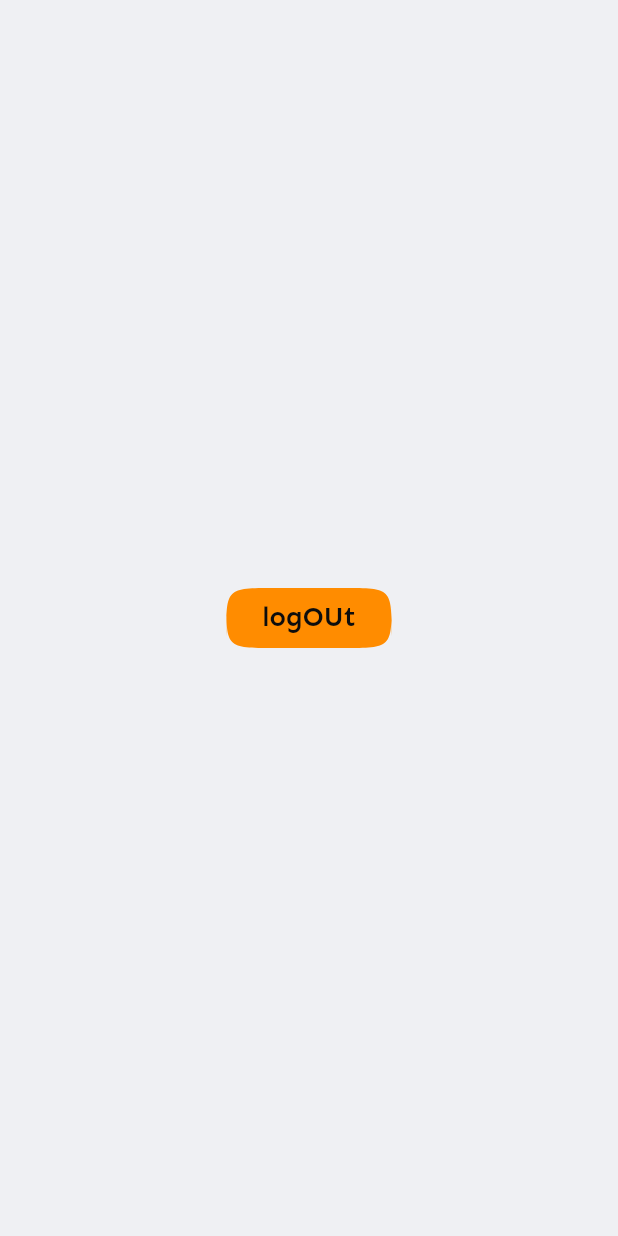
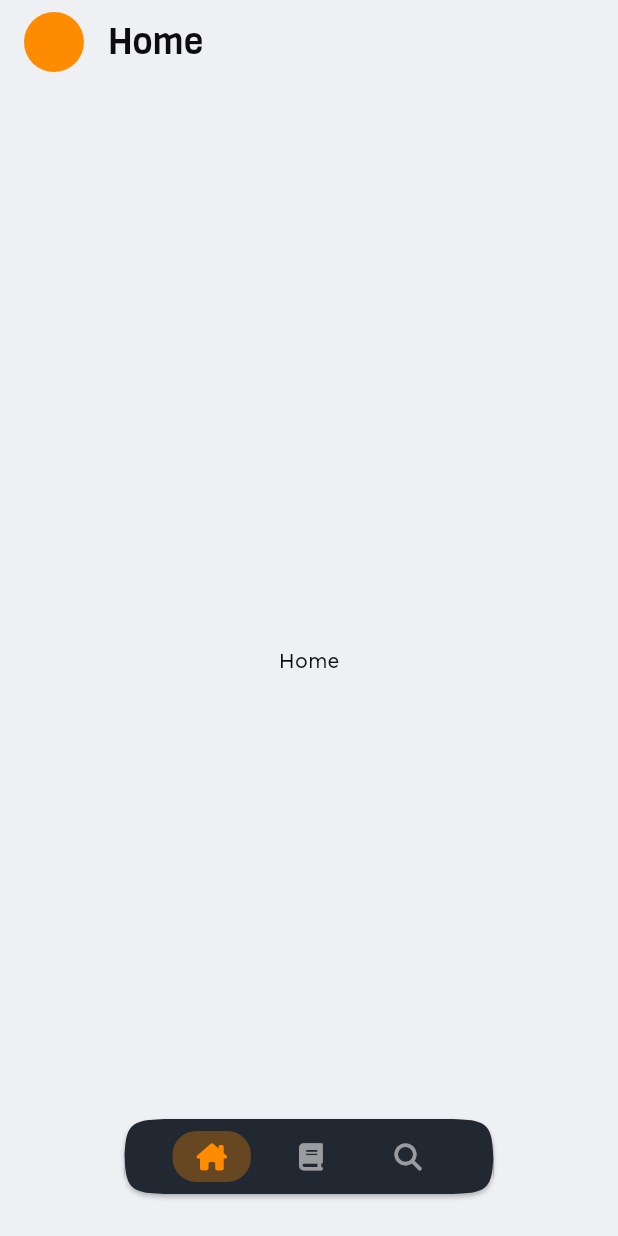
Before and after one commit to VinRu5/twelve_notes, a Flutter app: the MainPage screen opened by its route, on a phone screen of 412 x 824 dp. Run offline on Flutter 3.47's test engine with Material 3 defaults, Android fonts, the phone set to English and light mode, and no system bars; our stand-ins replace auto_route, equatable, flutter_bloc, flutter_form_builder, font_awesome_flutter, form_builder_validators and 4 more; missing offline and left inert: sign_button, talker_bloc_logger, window_manager; accounts and stored records are empty; generated files the repository leaves out were written again; statements that could not run were skipped.

Commit message:
feat: add navigation bar on mobile and scaffold app bar

```diff
--- a/lib/l10n/app_en.arb
+++ b/lib/l10n/app_en.arb
@@ -46,5 +46,8 @@
   "errorSignUpMessage": "There was an error during registration. Please start again.",
   "startAgainButton": "Start again",
   "confirmCta": "Confirm",
-  "newPswTitle": "Reset Password"
+  "newPswTitle": "Reset Password",
+  "homeTitlePage": "Home",
+  "libraryTitlePage": "Library",
+  "searchTitlePage": "Search"
 }
--- a/lib/l10n/app_it.arb
+++ b/lib/l10n/app_it.arb
@@ -46,5 +46,8 @@
   "errorSignUpMessage": "C'è stato un errore in fase di registrazione ricomincia.",
   "startAgainButton": "Ricomincia",
   "confirmCta": "Confirma",
-  "newPswTitle": "Reset Password"
+  "newPswTitle": "Reset Password",
+  "homeTitlePage": "Home",
+  "libraryTitlePage": "Libreria",
+  "searchTitlePage": "Cerca"
 }
--- /dev/null
+++ b/lib/src/home/presentation/pages/home_page.dart
@@ -0,0 +1,14 @@
+import 'package:auto_route/auto_route.dart';
+import 'package:flutter/material.dart';
+
+@RoutePage()
+class HomePage extends StatelessWidget {
+  const HomePage({super.key});
+
+  @override
+  Widget build(BuildContext context) => Scaffold(
+        body: Center(
+          child: Text('Home'),
+        ),
+      );
+}
--- /dev/null
+++ b/lib/src/library/presentation/pages/library_page.dart
@@ -0,0 +1,14 @@
+import 'package:auto_route/auto_route.dart';
+import 'package:flutter/material.dart';
+
+@RoutePage()
+class LibraryPage extends StatelessWidget {
+  const LibraryPage({super.key});
+
+  @override
+  Widget build(BuildContext context) => Scaffold(
+        body: Center(
+          child: Text('Library'),
+        ),
+      );
+}
--- a/lib/src/presentation/pages/main_page.dart
+++ b/lib/src/presentation/pages/main_page.dart
@@ -1,19 +1,161 @@
 import 'package:auto_route/auto_route.dart';
 import 'package:flutter/material.dart';
-import 'package:provider/provider.dart';
-import 'package:twelve_notes/src/auth/presentation/blocs/auth_cubit/auth_cubit.dart';
+import 'package:font_awesome_flutter/font_awesome_flutter.dart';
+import 'package:twelve_notes/src/misc/app_localization_extension.dart';
+import 'package:twelve_notes/src/router/app_router.dart';
+import 'package:twelve_notes/src/theme/extension_theme.dart';
+import 'package:twelve_notes/src/theme/twelve_colors.dart';
 
 @RoutePage()
 class MainPage extends StatelessWidget {
   const MainPage({super.key});
 
   @override
-  Widget build(BuildContext context) => Scaffold(
-        body: Center(
-          child: FilledButton(
-            onPressed: () => context.read<AuthCubit>().signOut(),
-            child: Text('logOUt'),
+  Widget build(BuildContext context) => AutoTabsRouter(
+        routes: const [
+          HomeRoute(),
+          LibraryRoute(),
+          SearchRoute(),
+        ],
+        transitionBuilder: (context, child, animation) => FadeTransition(
+          opacity: animation,
+          // the passed child is technically our animated selected-tab page
+          child: child,
+        ),
+        builder: (context, child) {
+          final tabsRouter = AutoTabsRouter.of(context);
+
+          return Scaffold(
+            appBar: _MainAppBar(
+              activeIndex: tabsRouter.activeIndex,
+            ),
+            body: child,
+            bottomSheet: _TwelveBottomBar(
+              activeIndex: tabsRouter.activeIndex,
+              icons: const [
+                FontAwesomeIcons.houseChimney,
+                FontAwesomeIcons.book,
+                FontAwesomeIcons.magnifyingGlass,
+              ],
+              onChanged: (activeIndex) {
+                tabsRouter.setActiveIndex(activeIndex);
+              },
+            ),
+          );
+        },
+      );
+}
+
+class _TwelveBottomBar extends StatelessWidget {
+  final List<IconData> icons;
+  final int activeIndex;
+  final Function(int activeIndex) onChanged;
+
+  const _TwelveBottomBar({
+    required this.icons,
+    required this.activeIndex,
+    required this.onChanged,
+  });
+
+  @override
+  Widget build(BuildContext context) => Padding(
+        padding: const EdgeInsets.all(24.0),
+        child: Card(
+          color: context.isLightMode ? TwelveColors.bgDark : TwelveColors.bgLight,
+          child: Padding(
+            padding: const EdgeInsets.symmetric(
+              vertical: 8.0,
+              horizontal: 24.0,
+            ),
+            child: Row(
+              mainAxisSize: MainAxisSize.min,
+              children: icons
+                  .asMap()
+                  .entries
+                  .map<Widget>(
+                    (icon) => _NavigationButton(
+                      icon: icon.value,
+                      onPressed: () => onChanged(icon.key),
+                      selected: activeIndex == icon.key,
+                    ),
+                  )
+                  .toList(),
+            ),
           ),
         ),
       );
 }
+
+class _NavigationButton extends StatelessWidget {
+  final IconData icon;
+  final VoidCallback onPressed;
+  final bool selected;
+
+  const _NavigationButton({
+    required this.icon,
+    required this.onPressed,
+    required this.selected,
+  });
+
+  @override
+  Widget build(BuildContext context) => InkWell(
+        onTap: onPressed,
+        borderRadius: BorderRadius.circular(
+          16.0,
+        ),
+        child: Container(
+          margin: const EdgeInsets.symmetric(horizontal: 8.0),
+          padding: const EdgeInsets.symmetric(
+            vertical: 8.0,
+            horizontal: 16.0,
+          ),
+          decoration: BoxDecoration(
+            color: selected ? TwelveColors.primary.withAlpha(80) : Colors.transparent,
+            borderRadius: BorderRadiusDirectional.circular(
+              16.0,
+            ),
+          ),
+          child: FaIcon(
+            icon,
+            size: 18.0,
+            color: selected
+                ? context.colorScheme.primary
+                : context.isLightMode
+                    ? TwelveColors.textDark.withAlpha(150)
+                    : TwelveColors.textLight.withAlpha(150),
+          ),
+        ),
+      );
+}
+
+class _MainAppBar extends StatelessWidget implements PreferredSize {
+  final int activeIndex;
+
+  const _MainAppBar({
+    required this.activeIndex,
+  });
+
+  @override
+  Widget build(BuildContext context) => AppBar(
+        centerTitle: false,
+        leading: Padding(
+          padding: const EdgeInsets.only(left: 16.0),
+          child: CircleAvatar(),
+        ),
+        title: Text(
+          switch (activeIndex) {
+            0 => context.appStrings.homeTitlePage,
+            1 => context.appStrings.libraryTitlePage,
+            2 => context.appStrings.searchTitlePage,
+            _ => throw UnimplementedError(),
+          },
+          style: context.twelveStyle?.headlineMedium,
+        ),
+      );
+
+  @override
+  Widget get child => this;
+
+  @override
+  Size get preferredSize => const Size.fromHeight(kToolbarHeight);
+}
--- /dev/null
+++ b/lib/src/profile/presentation/pages/profile_page.dart
@@ -0,0 +1,19 @@
+import 'package:auto_route/auto_route.dart';
+import 'package:flutter/material.dart';
+import 'package:flutter_bloc/flutter_bloc.dart';
+import 'package:twelve_notes/src/auth/presentation/blocs/auth_cubit/auth_cubit.dart';
+
+@RoutePage()
+class ProfilePage extends StatelessWidget {
+  const ProfilePage({super.key});
+
+  @override
+  Widget build(BuildContext context) => Scaffold(
+        body: Center(
+          child: FilledButton(
+            onPressed: () => context.read<AuthCubit>().signOut(),
+            child: Text('logOUt'),
+          ),
+        ),
+      );
+}
--- a/lib/src/router/app_router.dart
+++ b/lib/src/router/app_router.dart
@@ -4,10 +4,14 @@ import 'package:twelve_notes/src/auth/presentation/blocs/auth_cubit/auth_cubit.d
 import 'package:twelve_notes/src/auth/presentation/pages/new_password_page.dart';
 import 'package:twelve_notes/src/auth/presentation/pages/sign_in_page.dart';
 import 'package:twelve_notes/src/auth/presentation/pages/sign_up_page.dart';
+import 'package:twelve_notes/src/home/presentation/pages/home_page.dart';
+import 'package:twelve_notes/src/library/presentation/pages/library_page.dart';
 import 'package:twelve_notes/src/misc/constants.dart';
 import 'package:twelve_notes/src/presentation/pages/confirm_page.dart';
 import 'package:twelve_notes/src/presentation/pages/main_page.dart';
 import 'package:twelve_notes/src/profile/presentation/pages/edit_profile.dart';
+import 'package:twelve_notes/src/profile/presentation/pages/profile_page.dart';
+import 'package:twelve_notes/src/search/presentation/pages/search_page.dart';
 import 'package:twelve_notes/src/utils/logger.dart';
 import 'package:twelve_notes/src/welcome/presentation/pages/welcome_page.dart';
 
@@ -46,7 +50,15 @@ class AppRouter extends RootStackRouter {
 
   @override
   List<AutoRoute> get routes => [
-        AutoRoute(page: MainRoute.page, initial: true),
+        AutoRoute(
+          initial: true,
+          page: MainRoute.page,
+          children: [
+            AutoRoute(page: HomeRoute.page),
+            AutoRoute(page: LibraryRoute.page),
+            AutoRoute(page: SearchRoute.page),
+          ],
+        ),
         AutoRoute(
           page: SignInRoute.page,
           path: TwelveK.loginPath,
--- /dev/null
+++ b/lib/src/search/presentation/pages/search_page.dart
@@ -0,0 +1,14 @@
+import 'package:auto_route/auto_route.dart';
+import 'package:flutter/material.dart';
+
+@RoutePage()
+class SearchPage extends StatelessWidget {
+  const SearchPage({super.key});
+
+  @override
+  Widget build(BuildContext context) => Scaffold(
+        body: Center(
+          child: Text('Search'),
+        ),
+      );
+}
--- a/lib/src/theme/extension_theme.dart
+++ b/lib/src/theme/extension_theme.dart
@@ -6,4 +6,6 @@ extension ExtensionTheme on BuildContext {
       Theme.of(this).extension<TwelveTypographyExtension>();
 
   ColorScheme get colorScheme => Theme.of(this).colorScheme;
+
+  bool get isLightMode => Theme.of(this).brightness == Brightness.light;
 }
```
Also changed, not shown: lib/src/router/app_router.gr.dart.
